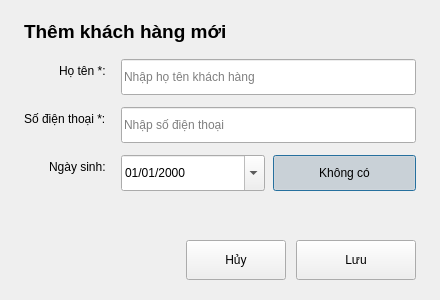
letrankhang/Supermarket_Manager, file src/gui/customer_form_dialog.ui: the form before one commit.
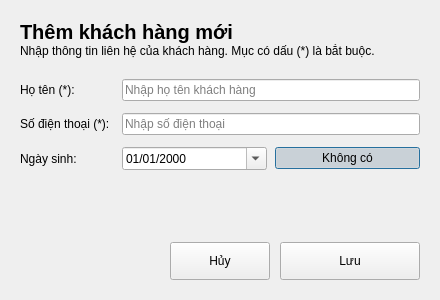
The form after the commit. Icons and pictures are not drawn.

Commit message: style: optimize UI theme

The edit to the form file:
```diff
--- a/src/gui/customer_form_dialog.ui
+++ b/src/gui/customer_form_dialog.ui
@@ -2,6 +2,493 @@
 <ui version="4.0">
  <class>CustomerFormDialog</class>
  <widget class="QDialog" name="CustomerFormDialog">
+ <property name="styleSheet">
+  <string notr="true">QDialog#CustomerFormDialog {
+    background-color: #ffffff;
+    color: #0f172a;
+    font-family: &quot;Segoe UI&quot;, Arial, sans-serif;
+}
+QWidget {
+    font-family: &quot;Segoe UI&quot;, Arial, sans-serif;
+}
+QLabel {
+    background-color: transparent;
+    border: none;
+    color: #0f172a;
+}
+
+QLineEdit,
+QComboBox,
+QDateEdit,
+QSpinBox,
+QDoubleSpinBox {
+    background-color: #ffffff;
+    border: 1px solid #e2e8f0;
+    border-radius: 8px;
+    padding: 0px 12px;
+    min-height: 38px;
+    font-size: 13px;
+    color: #0f172a;
+    selection-background-color: #1d4ed8;
+    selection-color: #ffffff;
+}
+QTextEdit {
+    background-color: #ffffff;
+    border: 1px solid #e2e8f0;
+    border-radius: 8px;
+    padding: 8px 10px;
+    font-size: 13px;
+    color: #0f172a;
+    selection-background-color: #1d4ed8;
+    selection-color: #ffffff;
+}
+QLineEdit:hover,
+QComboBox:hover,
+QDateEdit:hover,
+QSpinBox:hover,
+QDoubleSpinBox:hover,
+QTextEdit:hover {
+    border: 1px solid #cbd5e1;
+}
+QLineEdit:focus,
+QComboBox:focus,
+QDateEdit:focus,
+QSpinBox:focus,
+QDoubleSpinBox:focus,
+QTextEdit:focus {
+    border: 1px solid #1d4ed8;
+}
+QLineEdit:disabled,
+QComboBox:disabled,
+QDateEdit:disabled,
+QSpinBox:disabled,
+QDoubleSpinBox:disabled {
+    background-color: #f8fafc;
+    color: #94a3b8;
+}
+QComboBox::drop-down {
+    subcontrol-origin: padding;
+    subcontrol-position: center right;
+    border: none;
+    background-color: transparent;
+    width: 26px;
+}
+QComboBox::down-arrow {
+    image: url(assets/images/chevron-down.png);
+    width: 10px;
+    height: 10px;
+}
+QComboBox::down-arrow:on {
+    image: url(assets/images/chevron-up.png);
+}
+QComboBox QAbstractItemView {
+    background-color: #ffffff;
+    border: 1px solid #e2e8f0;
+    border-radius: 8px;
+    padding: 4px;
+    outline: none;
+    selection-background-color: #eff6ff;
+    selection-color: #1d4ed8;
+}
+QSpinBox::up-button,
+QSpinBox::down-button,
+QDoubleSpinBox::up-button,
+QDoubleSpinBox::down-button,
+QDateEdit::up-button,
+QDateEdit::down-button {
+    subcontrol-origin: border;
+    width: 20px;
+    border: none;
+    background-color: transparent;
+}
+QSpinBox::up-button,
+QDoubleSpinBox::up-button,
+QDateEdit::up-button {
+    subcontrol-position: top right;
+}
+QSpinBox::down-button,
+QDoubleSpinBox::down-button,
+QDateEdit::down-button {
+    subcontrol-position: bottom right;
+}
+QSpinBox::up-button:hover,
+QSpinBox::down-button:hover,
+QDoubleSpinBox::up-button:hover,
+QDoubleSpinBox::down-button:hover,
+QDateEdit::up-button:hover,
+QDateEdit::down-button:hover {
+    background-color: #f1f5f9;
+}
+QSpinBox::up-arrow,
+QDoubleSpinBox::up-arrow,
+QDateEdit::up-arrow {
+    image: url(assets/images/chevron-up.png);
+    width: 9px;
+    height: 9px;
+}
+QSpinBox::down-arrow,
+QDoubleSpinBox::down-arrow,
+QDateEdit::down-arrow {
+    image: url(assets/images/chevron-down.png);
+    width: 9px;
+    height: 9px;
+}
+QCheckBox {
+    background-color: transparent;
+    color: #334155;
+    font-size: 13px;
+    font-weight: bold;
+    spacing: 8px;
+}
+QCheckBox::indicator {
+    width: 16px;
+    height: 16px;
+    border: 1px solid #cbd5e1;
+    border-radius: 4px;
+    background-color: #ffffff;
+}
+QCheckBox::indicator:hover {
+    border: 1px solid #1d4ed8;
+}
+QCheckBox::indicator:checked {
+    background-color: #1d4ed8;
+    border: 1px solid #1d4ed8;
+}
+
+QPushButton {
+    background-color: #ffffff;
+    color: #64748b;
+    border: 1px solid #e2e8f0;
+    border-radius: 8px;
+    padding: 0px 16px;
+    min-height: 38px;
+    font-size: 12px;
+    font-weight: bold;
+}
+QPushButton:hover {
+    background-color: #eff6ff;
+    color: #1d4ed8;
+    border: 1px solid #1d4ed8;
+}
+QPushButton:pressed {
+    background-color: #dbeafe;
+}
+QPushButton:disabled {
+    background-color: #f8fafc;
+    color: #cbd5e1;
+    border: 1px solid #e2e8f0;
+}
+QPushButton#RowActionButton {
+    background-color: transparent;
+    border: none;
+    border-radius: 6px;
+    padding: 0px;
+    min-width: 28px;
+    max-width: 28px;
+    min-height: 28px;
+    max-height: 28px;
+}
+QPushButton#RowActionButton:hover {
+    background-color: #eff6ff;
+}
+QPushButton#RowActionButton:pressed {
+    background-color: #dbeafe;
+}
+
+QTableWidget {
+    background-color: transparent;
+    border: none;
+    gridline-color: #f1f5f9;
+    font-size: 13px;
+    color: #334155;
+    outline: none;
+}
+QTableWidget::item {
+    padding: 8px;
+    border-bottom: 1px solid #f1f5f9;
+}
+QTableWidget::item:selected {
+    background-color: #eff6ff;
+    color: #1d4ed8;
+}
+QHeaderView {
+    background-color: #f8fafc;
+    border: none;
+    border-bottom: 1px solid #e2e8f0;
+}
+QHeaderView::section {
+    background-color: #f8fafc;
+    color: #64748b;
+    font-size: 11px;
+    font-weight: 700;
+    padding: 10px 8px;
+    border: none;
+    border-bottom: 1px solid #e2e8f0;
+}
+QTableCornerButton::section {
+    background-color: #f8fafc;
+    border: none;
+}
+
+QLabel[badge=&quot;info&quot;] {
+    background-color: #dbeafe;
+    color: #1d4ed8;
+    border-radius: 6px;
+    padding: 3px 10px;
+    font-size: 11px;
+    font-weight: 700;
+}
+QLabel[badge=&quot;success&quot;] {
+    background-color: #d1fae5;
+    color: #059669;
+    border-radius: 6px;
+    padding: 3px 10px;
+    font-size: 11px;
+    font-weight: 700;
+}
+QLabel[badge=&quot;warning&quot;] {
+    background-color: #ffedd5;
+    color: #ea580c;
+    border-radius: 6px;
+    padding: 3px 10px;
+    font-size: 11px;
+    font-weight: 700;
+}
+QLabel[badge=&quot;danger&quot;] {
+    background-color: #fee2e2;
+    color: #dc2626;
+    border-radius: 6px;
+    padding: 3px 10px;
+    font-size: 11px;
+    font-weight: 700;
+}
+QLabel[badge=&quot;neutral&quot;] {
+    background-color: #e2e8f0;
+    color: #64748b;
+    border-radius: 6px;
+    padding: 3px 10px;
+    font-size: 11px;
+    font-weight: 700;
+}
+QLabel[badge=&quot;violet&quot;] {
+    background-color: #ede9fe;
+    color: #6d28d9;
+    border-radius: 6px;
+    padding: 3px 10px;
+    font-size: 11px;
+    font-weight: 700;
+}
+QLabel[trend=&quot;up&quot;] {
+    background-color: #ecfdf5;
+    color: #059669;
+    border-radius: 4px;
+    padding: 2px 6px;
+    font-size: 11px;
+    font-weight: 700;
+}
+QLabel[trend=&quot;down&quot;] {
+    background-color: #fef2f2;
+    color: #dc2626;
+    border-radius: 4px;
+    padding: 2px 6px;
+    font-size: 11px;
+    font-weight: 700;
+}
+QLabel[trend=&quot;flat&quot;] {
+    background-color: #f1f5f9;
+    color: #64748b;
+    border-radius: 4px;
+    padding: 2px 6px;
+    font-size: 11px;
+    font-weight: 700;
+}
+QLabel[state=&quot;up&quot;] {
+    color: #10b981;
+    font-weight: bold;
+}
+QLabel[state=&quot;down&quot;] {
+    color: #ef4444;
+    font-weight: bold;
+}
+QLabel[state=&quot;flat&quot;] {
+    color: #64748b;
+    font-weight: bold;
+}
+QLabel[state=&quot;warning&quot;] {
+    color: #eab308;
+    font-weight: bold;
+}
+QLabel[state=&quot;safe&quot;] {
+    color: #10b981;
+}
+
+QScrollArea {
+    background-color: transparent;
+    border: none;
+}
+QScrollArea &gt; QWidget &gt; QWidget {
+    background-color: transparent;
+}
+QAbstractScrollArea::viewport {
+    background-color: transparent;
+}
+QScrollBar:vertical {
+    background-color: transparent;
+    width: 10px;
+    margin: 0px;
+    border: none;
+}
+QScrollBar::handle:vertical {
+    background-color: #cbd5e1;
+    min-height: 35px;
+    border-radius: 5px;
+}
+QScrollBar::handle:vertical:hover {
+    background-color: #94a3b8;
+}
+QScrollBar::handle:vertical:pressed {
+    background-color: #64748b;
+}
+QScrollBar::add-line:vertical,
+QScrollBar::sub-line:vertical {
+    height: 0px;
+    width: 0px;
+    background: transparent;
+    border: none;
+}
+QScrollBar::up-arrow:vertical,
+QScrollBar::down-arrow:vertical {
+    width: 0px;
+    height: 0px;
+    background: transparent;
+    border: none;
+}
+QScrollBar::add-page:vertical,
+QScrollBar::sub-page:vertical {
+    background: transparent;
+}
+QScrollBar:horizontal {
+    background-color: transparent;
+    height: 10px;
+    margin: 0px;
+    border: none;
+}
+QScrollBar::handle:horizontal {
+    background-color: #cbd5e1;
+    min-width: 35px;
+    border-radius: 5px;
+}
+QScrollBar::handle:horizontal:hover {
+    background-color: #94a3b8;
+}
+QScrollBar::handle:horizontal:pressed {
+    background-color: #64748b;
+}
+QScrollBar::add-line:horizontal,
+QScrollBar::sub-line:horizontal {
+    width: 0px;
+    height: 0px;
+    background: transparent;
+    border: none;
+}
+QScrollBar::left-arrow:horizontal,
+QScrollBar::right-arrow:horizontal {
+    width: 0px;
+    height: 0px;
+    background: transparent;
+    border: none;
+}
+QScrollBar::add-page:horizontal,
+QScrollBar::sub-page:horizontal {
+    background: transparent;
+}
+
+QMenu {
+    background-color: #ffffff;
+    border: 1px solid #e2e8f0;
+    border-radius: 8px;
+    padding: 6px;
+}
+QMenu::item {
+    background-color: transparent;
+    color: #334155;
+    border-radius: 6px;
+    padding: 7px 18px;
+    font-size: 13px;
+}
+QMenu::item:selected {
+    background-color: #eff6ff;
+    color: #1d4ed8;
+}
+QMenu::separator {
+    height: 1px;
+    background-color: #e2e8f0;
+    margin: 6px 4px;
+}
+
+QLabel#lblHeaderTitle {
+    color: #0f172a;
+    padding: 0px;
+    margin: 0px;
+}
+
+QLabel#lblHeaderSubtitle {
+    color: #6b7280;
+    font-size: 12px;
+    font-weight: normal;
+    margin-top: 4px;
+}
+
+QLabel#lblFieldName,
+QLabel#lblFieldPhone,
+QLabel#lblFieldDob {
+    color: #64748b;
+    font-size: 12px;
+    font-weight: 600;
+}
+
+QPushButton#btnSave {
+    background-color: #1d4ed8;
+    color: #ffffff;
+    border: none;
+    border-radius: 8px;
+    padding: 0px 20px;
+    min-height: 38px;
+    font-size: 13px;
+    font-weight: 700;
+}
+QPushButton#btnSave:hover {
+    background-color: #1e3a8a;
+}
+QPushButton#btnSave:pressed {
+    background-color: #1e40af;
+}
+QPushButton#btnSave:disabled {
+    background-color: #cbd5e1;
+    color: #f8fafc;
+}
+
+QPushButton#chkNoDob {
+    background-color: #ffffff;
+    color: #64748b;
+    border: 1px solid #e2e8f0;
+    border-radius: 8px;
+    padding: 0px 16px;
+    min-height: 38px;
+    font-size: 12px;
+    font-weight: bold;
+}
+QPushButton#chkNoDob:hover {
+    border: 1px solid #1d4ed8;
+    color: #1d4ed8;
+}
+QPushButton#chkNoDob:checked {
+    background-color: #eff6ff;
+    border: 1px solid #1d4ed8;
+    color: #1d4ed8;
+}
+</string>
+ </property>
   <property name="geometry">
    <rect>
     <x>0</x>
@@ -18,34 +505,54 @@
     <number>16</number>
    </property>
    <property name="leftMargin">
-    <number>24</number>
+    <number>20</number>
    </property>
    <property name="topMargin">
     <number>20</number>
    </property>
    <property name="rightMargin">
-    <number>24</number>
+    <number>20</number>
    </property>
    <property name="bottomMargin">
     <number>20</number>
    </property>
    <item>
-    <widget class="QLabel" name="lblDialogTitle">
-     <property name="font">
-      <font>
-       <pointsize>14</pointsize>
-       <bold>true</bold>
-      </font>
+    <layout class="QVBoxLayout" name="verticalLayout_header">
+     <property name="spacing">
+      <number>0</number>
      </property>
-     <property name="text">
-      <string>Thêm khách hàng mới</string>
+     <property name="bottomMargin">
+      <number>5</number>
      </property>
-    </widget>
+     <item>
+      <widget class="QLabel" name="lblHeaderTitle">
+       <property name="font">
+        <font>
+         <pointsize>15</pointsize>
+         <bold>true</bold>
+        </font>
+       </property>
+       <property name="text">
+        <string>Thêm khách hàng mới</string>
+       </property>
+      </widget>
+     </item>
+     <item>
+      <widget class="QLabel" name="lblHeaderSubtitle">
+       <property name="wordWrap">
+        <bool>true</bool>
+       </property>
+       <property name="text">
+        <string>Nhập thông tin liên hệ của khách hàng. Mục có dấu (*) là bắt buộc.</string>
+       </property>
+      </widget>
+     </item>
+    </layout>
    </item>
    <item>
     <layout class="QFormLayout" name="formLayout">
      <property name="labelAlignment">
-      <set>Qt::AlignRight|Qt::AlignVCenter</set>
+      <set>Qt::AlignmentFlag::AlignLeading|Qt::AlignmentFlag::AlignLeft|Qt::AlignmentFlag::AlignVCenter</set>
      </property>
      <property name="spacing">
       <number>12</number>
@@ -53,18 +560,12 @@
      <item row="0" column="0">
       <widget class="QLabel" name="lblFieldName">
        <property name="text">
-        <string>Họ tên *: </string>
+        <string>Họ tên (*):</string>
        </property>
       </widget>
      </item>
      <item row="0" column="1">
       <widget class="QLineEdit" name="txtName">
-       <property name="minimumSize">
-        <size>
-         <width>0</width>
-         <height>36</height>
-        </size>
-       </property>
        <property name="placeholderText">
         <string>Nhập họ tên khách hàng</string>
        </property>
@@ -73,18 +574,12 @@
      <item row="1" column="0">
       <widget class="QLabel" name="lblFieldPhone">
        <property name="text">
-        <string>Số điện thoại *: </string>
+        <string>Số điện thoại (*):</string>
        </property>
       </widget>
      </item>
      <item row="1" column="1">
       <widget class="QLineEdit" name="txtPhone">
-       <property name="minimumSize">
-        <size>
-         <width>0</width>
-         <height>36</height>
-        </size>
-       </property>
        <property name="placeholderText">
         <string>Nhập số điện thoại</string>
        </property>
@@ -93,7 +588,7 @@
      <item row="2" column="0">
       <widget class="QLabel" name="lblFieldDob">
        <property name="text">
-        <string>Ngày sinh: </string>
+        <string>Ngày sinh:</string>
        </property>
       </widget>
      </item>
@@ -104,12 +599,6 @@
        </property>
        <item>
         <widget class="QDateEdit" name="dateDob">
-         <property name="minimumSize">
-          <size>
-           <width>0</width>
-           <height>36</height>
-          </size>
-         </property>
          <property name="calendarPopup">
           <bool>true</bool>
          </property>
@@ -120,12 +609,6 @@
        </item>
        <item>
         <widget class="QPushButton" name="chkNoDob">
-         <property name="minimumSize">
-          <size>
-           <width>0</width>
-           <height>36</height>
-          </size>
-         </property>
          <property name="text">
           <string>Không có</string>
          </property>
@@ -149,7 +632,7 @@
      <property name="sizeHint" stdset="0">
       <size>
        <width>20</width>
-       <height>20</height>
+       <height>0</height>
       </size>
      </property>
     </spacer>
@@ -177,7 +660,7 @@
        <property name="minimumSize">
         <size>
          <width>100</width>
-         <height>40</height>
+         <height>38</height>
         </size>
        </property>
        <property name="cursor">
@@ -192,8 +675,8 @@
       <widget class="QPushButton" name="btnSave">
        <property name="minimumSize">
         <size>
-         <width>120</width>
-         <height>40</height>
+         <width>140</width>
+         <height>38</height>
         </size>
        </property>
        <property name="cursor">
```
The commit also changes 159 other files.
